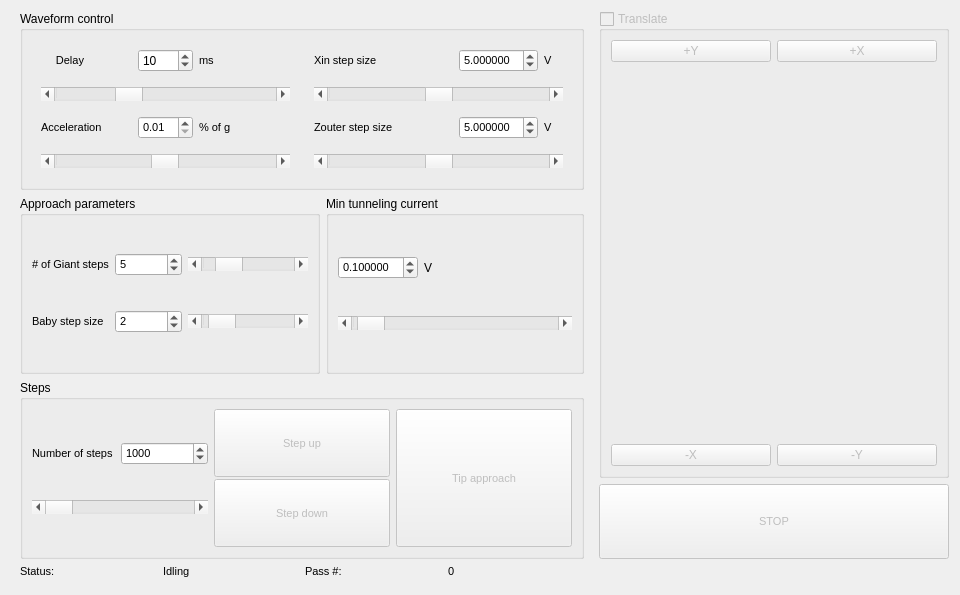
First picture: the form in pyqt5 STM software/ui/TipApproach.ui, repository freestylexyz/STM-pyqt5-software, before the edit.
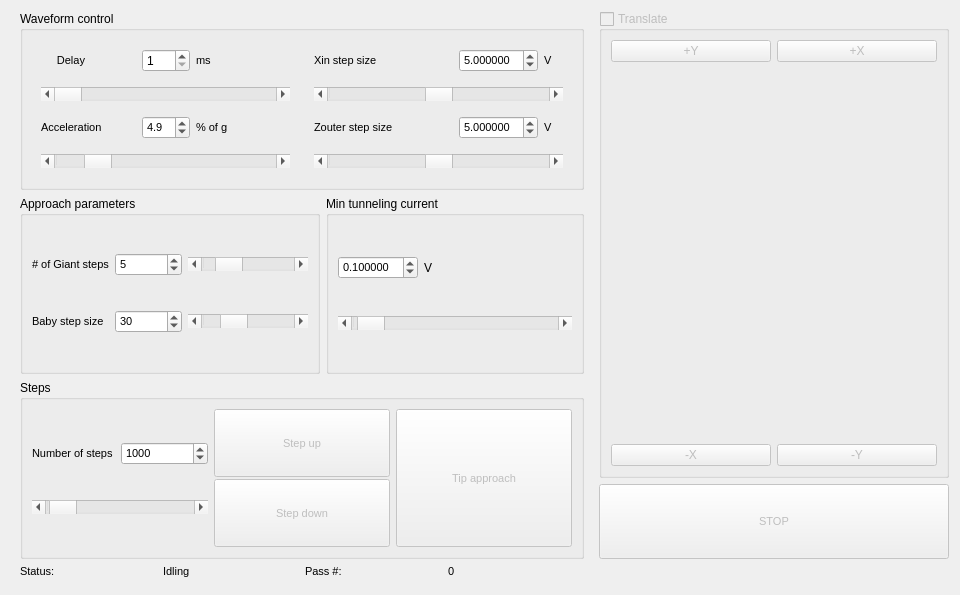
Second picture: the form after the edit. Icons and pictures are not drawn.

Commit message: update tip approach

```diff
--- a/pyqt5 STM software/ui/TipApproach.ui
+++ b/pyqt5 STM software/ui/TipApproach.ui
@@ -242,6 +242,9 @@
               <property name="pageStep">
                <number>1000</number>
               </property>
+              <property name="value">
+               <number>1000</number>
+              </property>
               <property name="orientation">
                <enum>Qt::Horizontal</enum>
               </property>
@@ -369,10 +372,10 @@
             <number>1</number>
            </property>
            <property name="maximum">
-            <number>10</number>
+            <number>100</number>
            </property>
            <property name="value">
-            <number>2</number>
+            <number>30</number>
            </property>
           </widget>
          </item>
@@ -430,13 +433,13 @@
             <number>1</number>
            </property>
            <property name="maximum">
-            <number>10</number>
+            <number>100</number>
            </property>
            <property name="pageStep">
-            <number>2</number>
+            <number>10</number>
            </property>
            <property name="value">
-            <number>2</number>
+            <number>30</number>
            </property>
            <property name="orientation">
             <enum>Qt::Horizontal</enum>
@@ -522,10 +525,10 @@
                <number>1</number>
               </property>
               <property name="maximum">
-               <number>1000</number>
+               <number>255</number>
               </property>
               <property name="value">
-               <number>500</number>
+               <number>40</number>
               </property>
               <property name="orientation">
                <enum>Qt::Horizontal</enum>
@@ -544,7 +547,7 @@
                <number>30000</number>
               </property>
               <property name="value">
-               <number>10000</number>
+               <number>1000</number>
               </property>
               <property name="orientation">
                <enum>Qt::Horizontal</enum>
@@ -624,14 +627,20 @@
                 <pointsize>8</pointsize>
                </font>
               </property>
+              <property name="decimals">
+               <number>1</number>
+              </property>
               <property name="minimum">
-               <double>0.010000000000000</double>
+               <double>0.000000000000000</double>
               </property>
               <property name="maximum">
-               <double>10.000000000000000</double>
+               <double>30.000000000000000</double>
               </property>
               <property name="singleStep">
-               <double>5.000000000000000</double>
+               <double>3.000000000000000</double>
+              </property>
+              <property name="value">
+               <double>4.900000000000000</double>
               </property>
              </widget>
             </item>
@@ -656,7 +665,7 @@
                <number>30</number>
               </property>
               <property name="value">
-               <number>10</number>
+               <number>1</number>
               </property>
              </widget>
             </item>
```
The commit also changes 4 other files.
